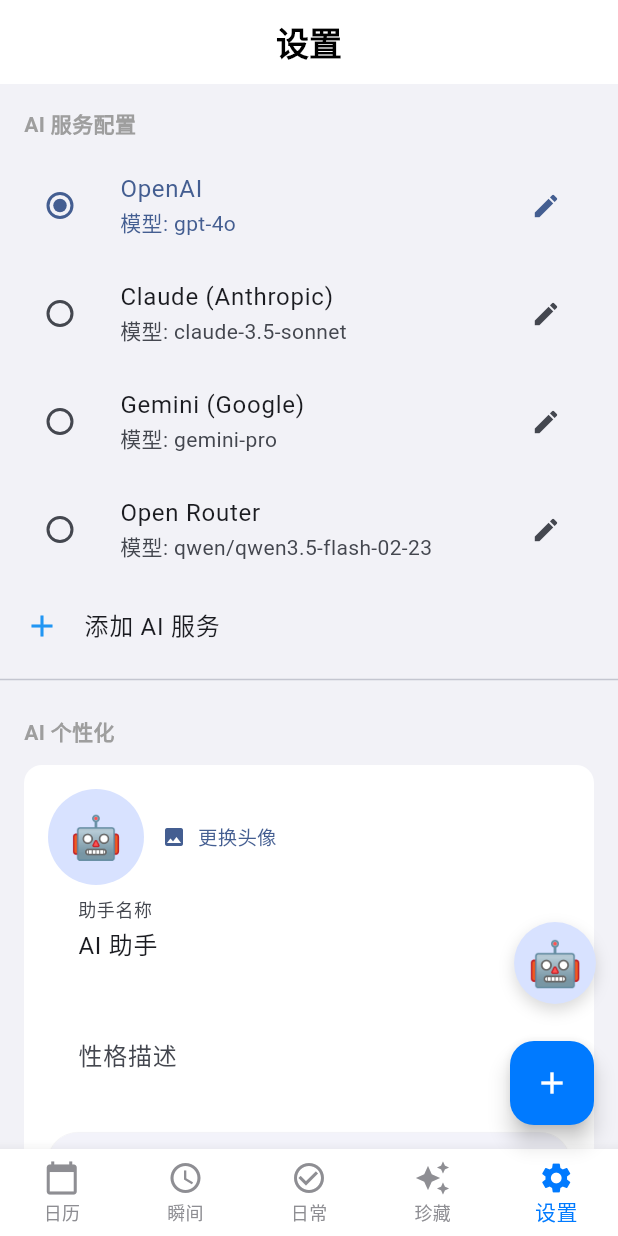
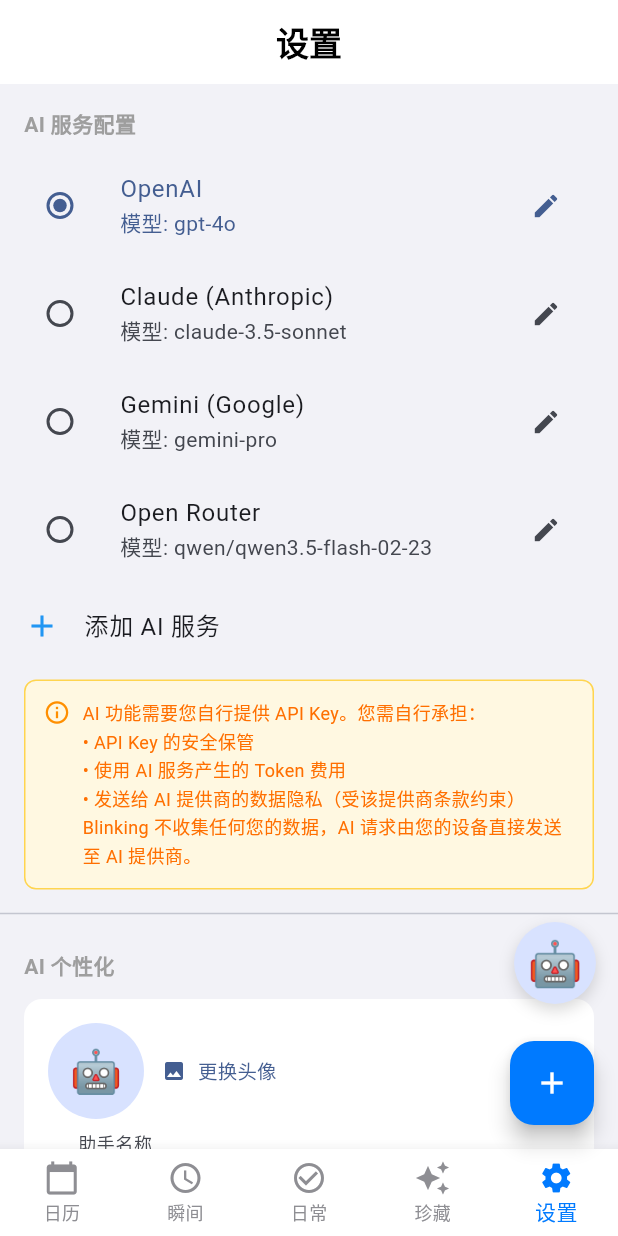
Before and after one commit to justinzero888/blinking_app, a Flutter app: the screen it shows after launch, item 5 of the bottom bar chosen, on a phone screen of 412 x 824 dp. Run offline on Flutter 3.47's test engine with Material 3 defaults, Android fonts, the phone set to English and light mode, and no system bars; our stand-ins replace file_picker, fl_chart, flutter_local_notifications, flutter_timezone, image_picker, open_filex and 4 more; missing offline and left inert: flutter_quill; accounts and stored records are empty.

Commit message:
feat: AI disclaimer in settings + user-friendly error messages
Settings:
- Add bilingual disclaimer card under AI Provider section covering:
  API key responsibility, token costs, data privacy with AI provider

LlmService:
- Add LlmErrorType enum (noApiKey, invalidApiKey, rateLimited, serverError,
  networkError, timeout, emptyResponse, unknown)
- LlmException now carries error type + friendlyMessage(isZh) for clean bilingual UI messages
- HTTP 401/403 → invalidApiKey, 429 → rateLimited, 5xx → serverError,
  TimeoutException → timeout, other → networkError

AssistantScreen + EmojiJar:
- All catch sites now call e.friendlyMessage(isZh) instead of showing raw error codes
- Bilingual fallback for generic catch blocks

Co-Authored-By: Claude Sonnet 4.6 <noreply@anthropic.com>

```diff
--- a/lib/screens/settings/settings_screen.dart
+++ b/lib/screens/settings/settings_screen.dart
@@ -191,6 +191,44 @@ class _SettingsScreenState extends State<SettingsScreen> {
             leading: const Icon(Icons.add, color: Colors.blue),
             title: Text(isZh ? '添加 AI 服务' : 'Add AI Provider'),
             onTap: () => _showAddLlmDialog(context, isZh),
+          ),
+          Padding(
+            padding: const EdgeInsets.symmetric(horizontal: 16, vertical: 8),
+            child: Container(
+              decoration: BoxDecoration(
+                color: Colors.amber.shade50,
+                border: Border.all(color: Colors.amber.shade300),
+                borderRadius: BorderRadius.circular(8),
+              ),
+              padding: const EdgeInsets.all(12),
+              child: Row(
+                crossAxisAlignment: CrossAxisAlignment.start,
+                children: [
+                  Icon(Icons.info_outline, size: 18, color: Colors.amber.shade800),
+                  const SizedBox(width: 8),
+                  Expanded(
+                    child: Text(
+                      isZh
+                          ? 'AI 功能需要您自行提供 API Key。您需自行承担：\n'
+                            '• API Key 的安全保管\n'
+                            '• 使用 AI 服务产生的 Token 费用\n'
+                            '• 发送给 AI 提供商的数据隐私（受该提供商条款约束）\n'
+                            'Blinking 不收集任何您的数据，AI 请求由您的设备直接发送至 AI 提供商。'
+                          : 'The AI feature requires your own API key. You are responsible for:\n'
+                            '• Keeping your API key secure\n'
+                            '• Any token costs charged by your AI provider\n'
+                            '• Data privacy with your AI provider (governed by their terms)\n'
+                            'Blinking does not collect your data. AI requests are sent directly from your device to the AI provider.',
+                      style: TextStyle(
+                        fontSize: 12,
+                        color: Colors.amber.shade900,
+                        height: 1.5,
+                      ),
+                    ),
+                  ),
+                ],
+              ),
+            ),
           ),
           const Divider(),
 
```
Also changed, not shown: lib/core/services/llm_service.dart (+72 -18 lines), lib/screens/assistant/assistant_screen.dart (+12 -5 lines), lib/widgets/emoji_jar.dart (+7 -1 lines).
